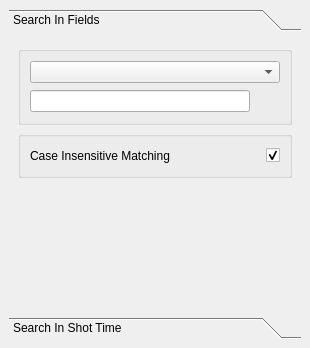
KelSolaar/sIBL_GUI, file src/components/addons/searchDatabase/ui/Search_Database.ui: the form before one commit.
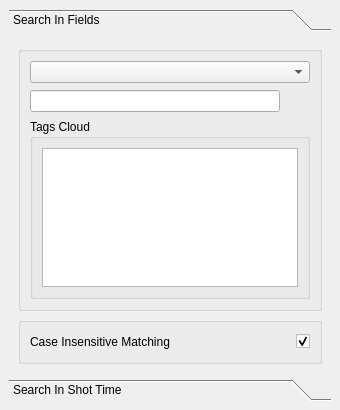
The form after the commit.

Commit message: Add tags cloud list widget to display related tags.

Diff of the .ui file:
```diff
--- a/src/components/addons/searchDatabase/ui/Search_Database.ui
+++ b/src/components/addons/searchDatabase/ui/Search_Database.ui
@@ -2,14 +2,6 @@
 <ui version="4.0">
  <class>Search_Database_DockWidget</class>
  <widget class="QDockWidget" name="Search_Database_DockWidget">
-  <property name="geometry">
-   <rect>
-    <x>0</x>
-    <y>0</y>
-    <width>310</width>
-    <height>348</height>
-   </rect>
-  </property>
   <property name="windowTitle">
    <string>Search Database</string>
   </property>
@@ -25,8 +17,8 @@
         <rect>
          <x>0</x>
          <y>0</y>
-         <width>286</width>
-         <height>230</height>
+         <width>271</width>
+         <height>319</height>
         </rect>
        </property>
        <attribute name="label">
@@ -78,6 +70,31 @@
              </property>
             </widget>
            </item>
+           <item row="2" column="0" colspan="2">
+            <widget class="QGroupBox" name="Tags_Cloud_groupBox">
+             <property name="title">
+              <string>Tags Cloud</string>
+             </property>
+             <layout class="QGridLayout" name="Tags_Cloud_groupBox_gridLayout">
+              <item row="0" column="0">
+               <widget class="QListWidget" name="Tags_Cloud_listWidget">
+                <property name="movement">
+                 <enum>QListView::Static</enum>
+                </property>
+                <property name="resizeMode">
+                 <enum>QListView::Adjust</enum>
+                </property>
+                <property name="viewMode">
+                 <enum>QListView::IconMode</enum>
+                </property>
+                <property name="wordWrap">
+                 <bool>true</bool>
+                </property>
+               </widget>
+              </item>
+             </layout>
+            </widget>
+           </item>
           </layout>
          </widget>
         </item>
```
Left out of the diff: 4 changed lines with no effect on the pictures. The commit also changes 2 other files.
